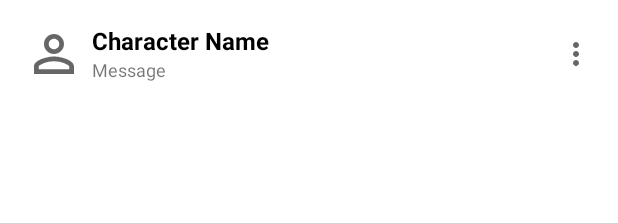
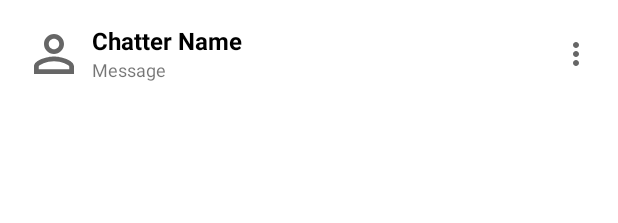
Before and after one commit to ThanhLoiTL/ChatWithImaginaryFriends, an Android app: the layout row_chat.xml on its own in the app's theme, with its tools: preview values and no code run, on a phone screen of 412 x 824 dp. Shown: the top 223 px of the screen. Run offline under Robolectric (Android 15) with nearby library versions, the phone set to English and light mode, and no system bars.

Commit message:
first commit 5

```diff
--- a/app/src/main/res/layout/row_chat.xml
+++ b/app/src/main/res/layout/row_chat.xml
@@ -3,7 +3,7 @@
     xmlns:android="http://schemas.android.com/apk/res/android"
     android:layout_width="match_parent"
     android:layout_height="wrap_content"
-    android:clickable="true"
+    android:descendantFocusability="blocksDescendants"
     android:padding="16dp">
 
     <ImageView
@@ -18,7 +18,7 @@
         android:layout_width="wrap_content"
         android:layout_height="wrap_content"
         android:layout_toEndOf="@id/imgAvatar"
-        android:text="Character Name"
+        android:text="Chatter Name"
         android:paddingStart="5dp"
         android:textColor="@color/black"
         android:textSize="16sp"
@@ -38,9 +38,9 @@
         android:id="@+id/option_character"
         android:layout_width="wrap_content"
         android:layout_height="wrap_content"
-        android:contentDescription="Option"
         android:layout_alignParentEnd="true"
         android:layout_centerInParent="true"
-        android:src="@drawable/more_vert_24"
-        android:background="@null"/>
+        android:background="@null"
+        android:contentDescription="Option"
+        android:src="@drawable/more_vert_24" />
 </RelativeLayout>
```
